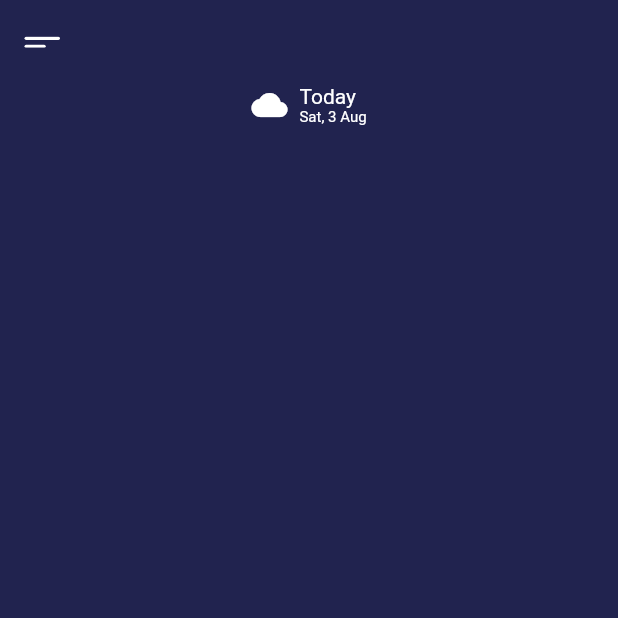
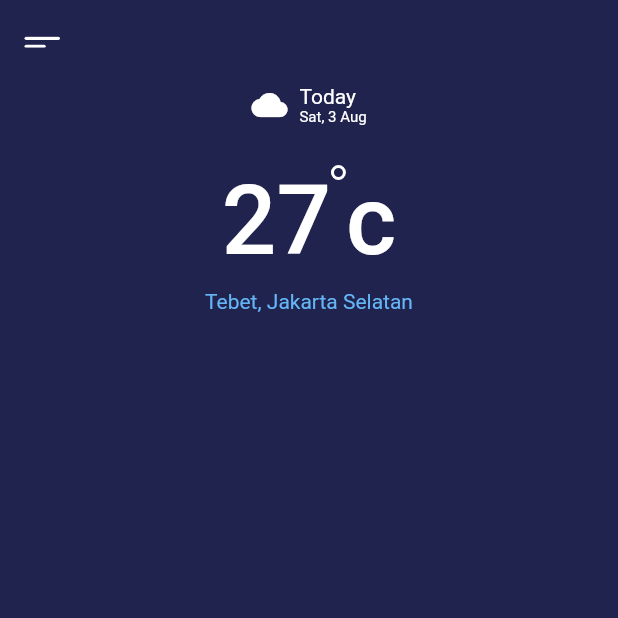
Before and after one commit to aguzri10/weather-app-v2, a Flutter app: the screen it shows after launch, on a phone screen of 412 x 824 dp, the top half of it. Run offline on Flutter 3.47's test engine with Material 2 defaults, Android fonts, the phone set to English and light mode, and no system bars; our stand-ins replace flutter_svg.

Commit message:
update home page

```diff
--- a/lib/view/pages/home/index.dart
+++ b/lib/view/pages/home/index.dart
@@ -1,10 +1,12 @@
 import 'package:flutter/material.dart';
 import 'package:flutter_svg/flutter_svg.dart';
-import 'package:open_weather_mobile/view/pages/home/sections/information_date.dart';
 import 'package:open_weather_mobile/view/styles/color.dart';
 import 'package:open_weather_mobile/view/styles/constants.dart';
 import 'package:open_weather_mobile/view/widgets/custom_inkwell.dart';
 import 'package:open_weather_mobile/view/widgets/dialogs/dialogs.dart';
+
+import 'sections/date_information.dart';
+import 'sections/temp_information.dart';
 
 class HomePage extends StatefulWidget {
   @override
@@ -38,22 +40,30 @@ class _HomePageState extends State<HomePage> {
             elevation: 0,
             pinned: true,
             leading: CustomInkwell(
-              onTap: () {},
+              onTap: _showInfoLocation,
               child: Padding(
                 padding: const EdgeInsets.all(16.0),
                 child: SvgPicture.asset(iconMenu),
               ),
             ),
           ),
-          ..._buildSectionsInformationDate(),
+          ..._buildSectionDateInformation(),
+          ..._buildSectionTempInformation(),
         ],
       ),
     );
   }
 }
 
-List<Widget> _buildSectionsInformationDate() {
+List<Widget> _buildSectionDateInformation() {
   return [
-    SliverToBoxAdapter(child: InformationDate()),
+    SliverToBoxAdapter(child: DateInformation()),
+    SliverToBoxAdapter(child: SizedBox(height: 26)),
   ];
 }
+
+List<Widget> _buildSectionTempInformation() {
+  return [
+    SliverToBoxAdapter(child: TempInformation()),
+  ];
+}
--- a/lib/view/pages/home/sections/information_date.dart
+++ b/lib/view/pages/home/sections/date_information.dart
@@ -1,6 +1,6 @@
 import 'package:flutter/material.dart';
 
-class InformationDate extends StatelessWidget {
+class DateInformation extends StatelessWidget {
   @override
   Widget build(BuildContext context) {
     return Row(
--- /dev/null
+++ b/lib/view/pages/home/sections/temp_information.dart
@@ -0,0 +1,53 @@
+import 'package:flutter/material.dart';
+import 'package:open_weather_mobile/view/styles/color.dart';
+
+class TempInformation extends StatelessWidget {
+  @override
+  Widget build(BuildContext context) {
+    return Column(
+      crossAxisAlignment: CrossAxisAlignment.center,
+      children: [
+        Row(
+          crossAxisAlignment: CrossAxisAlignment.start,
+          mainAxisAlignment: MainAxisAlignment.center,
+          children: [
+            Text(
+              '27',
+              style: TextStyle(
+                fontSize: 64,
+                color: Colors.white,
+                fontWeight: FontWeight.w500,
+              ),
+            ),
+            Container(
+              width: 10,
+              height: 10,
+              decoration: BoxDecoration(
+                color: primaryColor,
+                border: Border.all(color: Colors.white, width: 2),
+                shape: BoxShape.circle,
+              ),
+            ),
+            Text(
+              'c',
+              style: TextStyle(
+                fontSize: 64,
+                color: Colors.white,
+                fontWeight: FontWeight.w500,
+              ),
+            ),
+          ],
+        ),
+        SizedBox(height: 8),
+        Text(
+          'Tebet, Jakarta Selatan',
+          style: TextStyle(
+            fontSize: 14,
+            color: Colors.blue[300],
+            fontWeight: FontWeight.normal,
+          ),
+        )
+      ],
+    );
+  }
+}
```
